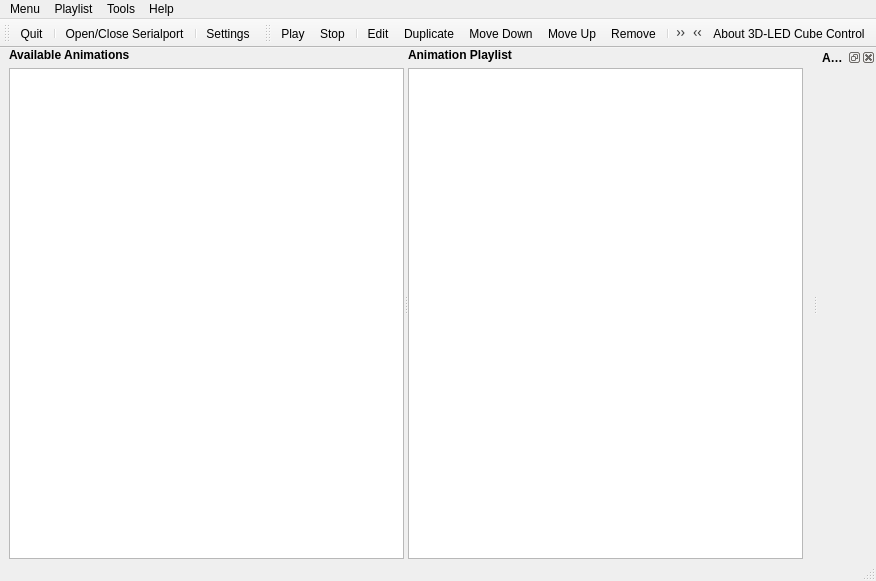
First picture: the form in src/gui/MainWindow.ui, repository casch-at/ledcc, before the edit.
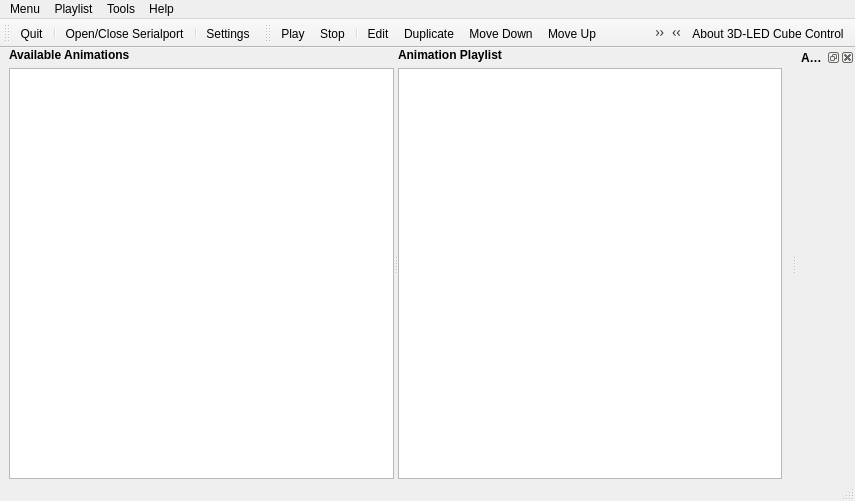
Second picture: the form after the edit. Icons and pictures are not drawn. Custom widgets are drawn as their Qt base class.

Patch:
```diff
--- a/src/gui/MainWindow.ui
+++ b/src/gui/MainWindow.ui
@@ -6,8 +6,8 @@
    <rect>
     <x>0</x>
     <y>0</y>
-    <width>876</width>
-    <height>581</height>
+    <width>855</width>
+    <height>501</height>
    </rect>
   </property>
   <property name="windowTitle">
@@ -195,7 +195,7 @@
     <rect>
      <x>0</x>
      <y>0</y>
-     <width>876</width>
+     <width>855</width>
      <height>20</height>
     </rect>
    </property>
```
